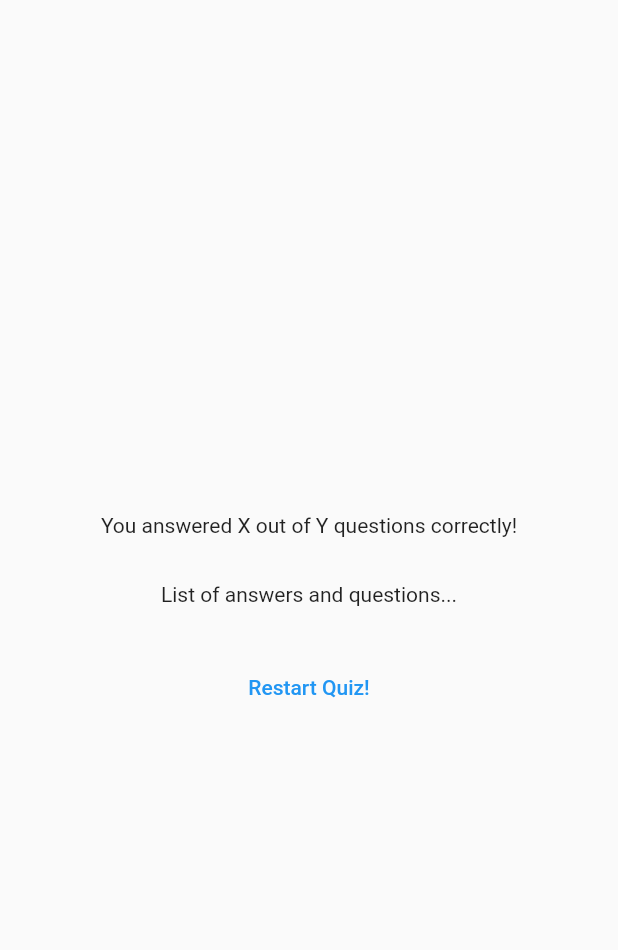
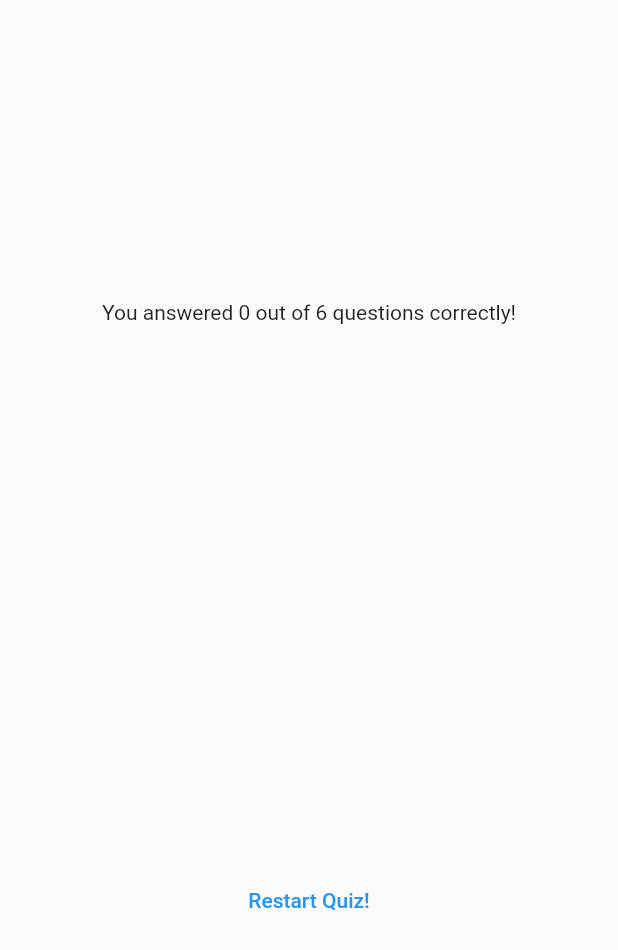
Before and after one commit to duartemelo/flutter-course, a Flutter app: the ResultsScreen widget shown alone on an empty page, opened directly with empty values, on a phone screen of 412 x 824 dp. Shown: the top 950 px of the screen. Run offline on Flutter 3.47's test engine with Material 2 defaults, Android fonts, the phone set to English and light mode, and no system bars; our stand-ins replace google_fonts.

Commit message:
Lesson 86

```diff
--- a/adv_basics/lib/questions_summary.dart
+++ b/adv_basics/lib/questions_summary.dart
@@ -1,5 +1,3 @@
-import 'dart:ffi';
-
 import 'package:flutter/material.dart';
 
 class QuestionsSummary extends StatelessWidget {
@@ -9,16 +7,31 @@ class QuestionsSummary extends StatelessWidget {
 
   @override
   Widget build(BuildContext context) {
-    return Column(
+    return SizedBox(
+      height: 300,
+      child: SingleChildScrollView(
+        child: Column(
           children: summaryData.map(
             (data) {
               return Row(
                 children: [
                   Text(((data['question_index'] as int) + 1).toString()),
+                  Expanded(
+                    child: Column(
+                      children: [
+                        Text(data['question'] as String),
+                        const SizedBox(height: 5,),
+                        Text(data['user_answer'] as String),
+                        Text(data['correct_answer'] as String),
+                      ],
+                    ),
+                  ),
                 ],
               );
             },
           ).toList(),
+        ),
+      ),
     );
   }
 }
--- a/adv_basics/lib/quiz.dart
+++ b/adv_basics/lib/quiz.dart
@@ -29,7 +29,6 @@ class _QuizState extends State<Quiz> {
     if (selectedAnswers.length == questions.length) {
       setState(() {
         activeScreen = 'results-screen';
-        selectedAnswers = [];
       });
     }
   }
--- a/adv_basics/lib/results_screen.dart
+++ b/adv_basics/lib/results_screen.dart
@@ -1,5 +1,6 @@
 import 'package:flutter/material.dart';
 import 'package:adv_basics/data/questions.dart';
+import 'package:adv_basics/questions_summary.dart';
 
 class ResultsScreen extends StatelessWidget {
   const ResultsScreen({super.key, required this.chosenAnswers});
@@ -23,6 +24,14 @@ class ResultsScreen extends StatelessWidget {
 
   @override
   Widget build(BuildContext context) {
+    final summaryData = getSummaryData();
+    final numTotalQuestions = questions.length;
+    final numCorrectQuestions = summaryData.where(
+      (data) {
+        return data['correct_answer'] == data['user_answer'];
+      },
+    ).length;
+
     return SizedBox(
       width: double.infinity,
       child: Container(
@@ -30,11 +39,13 @@ class ResultsScreen extends StatelessWidget {
         child: Column(
           mainAxisAlignment: MainAxisAlignment.center,
           children: [
-            const Text('You answered X out of Y questions correctly!'),
+            Text(
+              'You answered $numCorrectQuestions out of $numTotalQuestions questions correctly!',
+            ),
             const SizedBox(
               height: 30,
             ),
-            const Text('List of answers and questions...'),
+            QuestionsSummary(summaryData: getSummaryData()),
             const SizedBox(
               height: 30,
             ),
```
Lines whose indentation alone changed are shown as unchanged.
